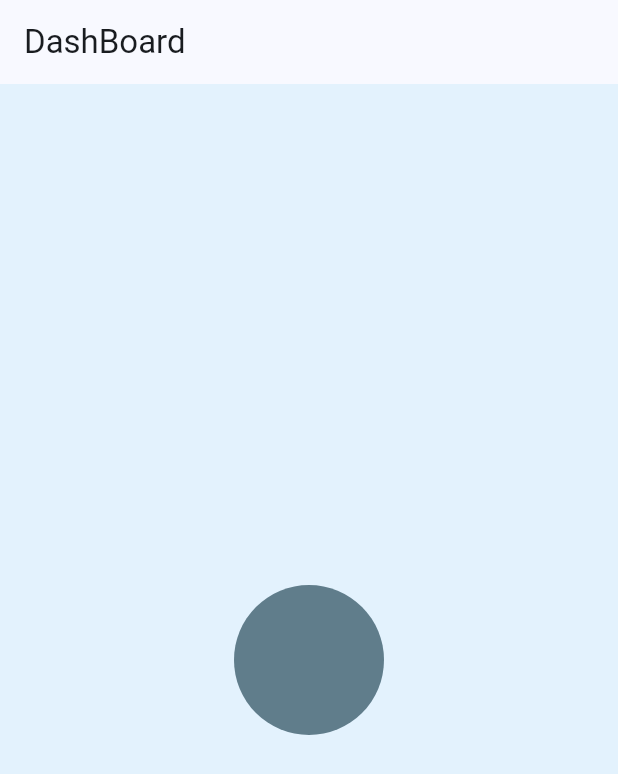
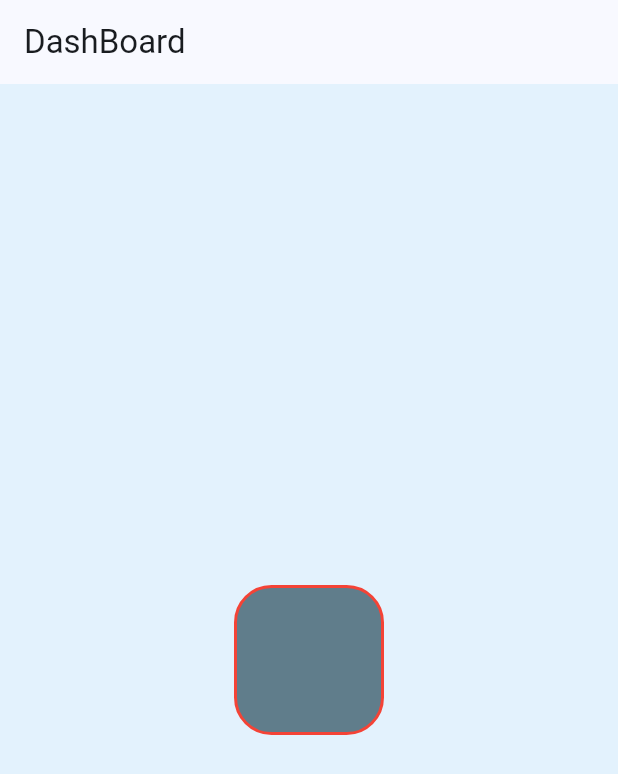
Before and after one commit to ManishS72/Flutter-Practices, a Flutter app: the screen it shows after launch, on a phone screen of 412 x 824 dp. Shown: the top 774 px of the screen. Run offline on Flutter 3.47's test engine with Material 3 defaults, Android fonts, the phone set to English and light mode, and no system bars.

Commit message:
Added Border radius

```diff
--- a/lib/main.dart
+++ b/lib/main.dart
@@ -36,7 +36,11 @@ class DashBoardScreen extends StatelessWidget {
 
             decoration: BoxDecoration(
               color: Colors.blueGrey,
-              borderRadius: BorderRadius.circular(75),
+              borderRadius: BorderRadius.circular(25),
+              border: Border.all(
+                width: 2,
+                color: Colors.red
+              ),
             ),
           ),
         ),
```
